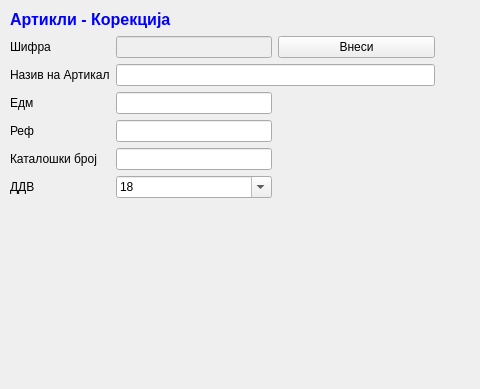
Above: sterna/Artikli/artiklikorekcija.ui from srgank/sterna_x before the change; both pictures show x 0 to 480 and y 0 to 389 of the 778 by 532 pixel window. Below: the same form after it.
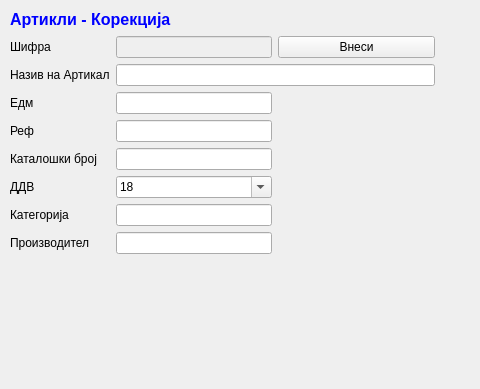
That is the form after the change. Icons and pictures are not drawn.

The edit to the form file:
```diff
--- a/sterna/Artikli/artiklikorekcija.ui
+++ b/sterna/Artikli/artiklikorekcija.ui
@@ -164,7 +164,7 @@
       </item>
      </widget>
     </item>
-    <item row="7" column="0">
+    <item row="11" column="0">
      <spacer name="verticalSpacer">
       <property name="orientation">
        <enum>Qt::Vertical</enum>
@@ -194,6 +194,34 @@
       </property>
      </widget>
     </item>
+    <item row="7" column="0">
+     <widget class="QLabel" name="label_13">
+      <property name="text">
+       <string>Категорија</string>
+      </property>
+     </widget>
+    </item>
+    <item row="7" column="1">
+     <widget class="QLineEdit" name="kataloskiArtikalEdit_2">
+      <property name="focusPolicy">
+       <enum>Qt::StrongFocus</enum>
+      </property>
+     </widget>
+    </item>
+    <item row="8" column="1">
+     <widget class="QLineEdit" name="kataloskiArtikalEdit_3">
+      <property name="focusPolicy">
+       <enum>Qt::StrongFocus</enum>
+      </property>
+     </widget>
+    </item>
+    <item row="8" column="0">
+     <widget class="QLabel" name="label_12">
+      <property name="text">
+       <string>Производител</string>
+      </property>
+     </widget>
+    </item>
    </layout>
   </widget>
  </widget>
```
Left out of the diff: 4 changed lines with no effect on the pictures.
